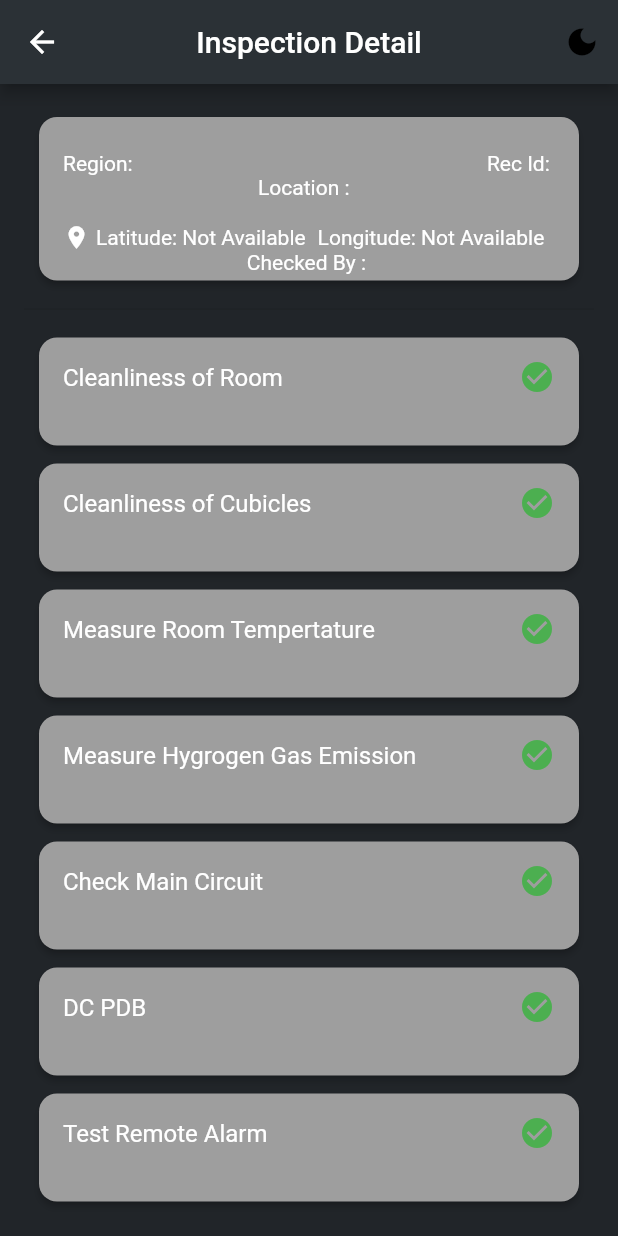
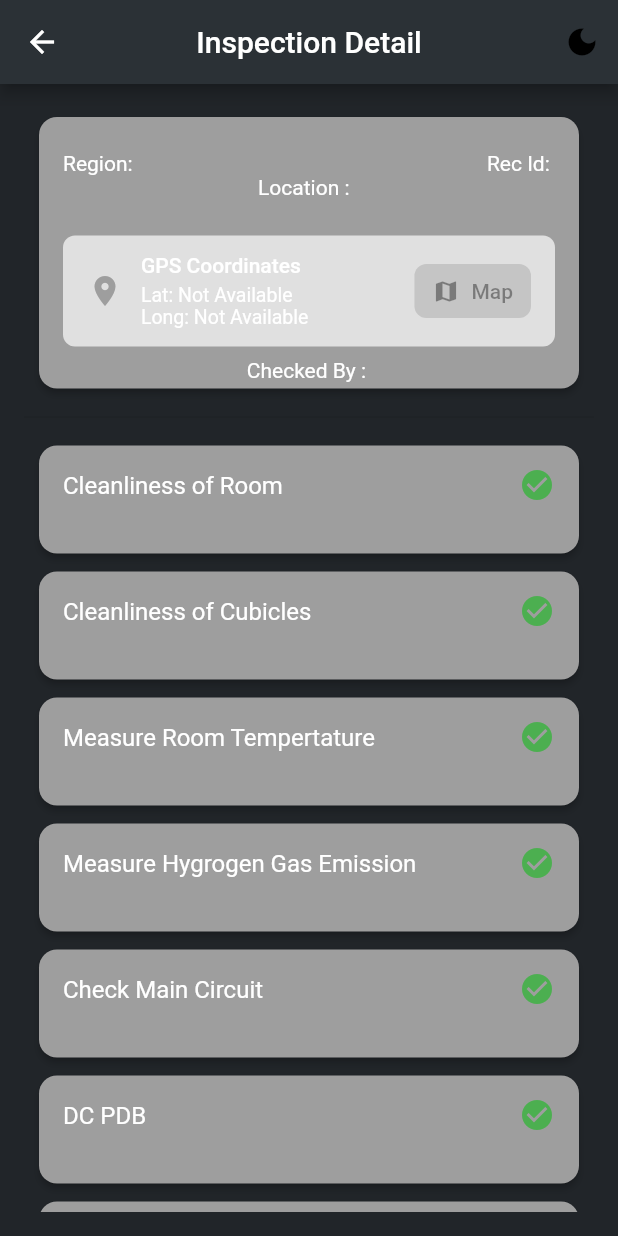
Before and after one commit to JMNaveeth/SLT_First_Project, a Flutter app: the RecInspectionDetailPage screen opened directly with empty values, on a phone screen of 412 x 824 dp. Run offline on Flutter 3.47's test engine with Material 3 defaults, Android fonts, the phone set to English and light mode, and no system bars; our stand-ins replace another_flushbar, flutter_form_builder, form_builder_validators, geolocator, shared_preferences; accounts and stored records are empty.

Commit message:
Refactor: Add SmartGPSRibbon widget for improved GPS location display and handling

```diff
--- a/lib/Rectifier/RectifierInspectionView/rec_inspection_details_page.dart
+++ b/lib/Rectifier/RectifierInspectionView/rec_inspection_details_page.dart
@@ -4,6 +4,7 @@ import 'package:theme_update/Rectifier/RectifierInspectionView/rec_inspection_da
 import 'package:theme_update/theme_provider.dart';
 import 'package:theme_update/theme_toggle_button.dart';
 import 'package:theme_update/utils/utils/colors.dart';
+import 'package:theme_update/widgets/SmartGPSRibbon.dart';
 // import 'package:rectifier2/rec_inspection_data3.dart';
 //import '../../../HomePage/widgets/colors.dart';
 
@@ -103,25 +104,11 @@ class RecInspectionDetailPage extends StatelessWidget {
                           )
                           : SizedBox.shrink(),
                       // --- ADD THIS BLOCK FOR GPS ---
-                      Row(
-                        children: [
-                          Icon(
-                            Icons.location_on,
-                            color: customColors.subTextColor,
-                            size: 18,
-                          ),
-                          SizedBox(width: 4),
-                          Text(
-                            "Latitude: ${inspectionData.Latitude != 0.0 ? inspectionData.Latitude : "Not Available"}",
-                            style: TextStyle(color: customColors.subTextColor),
-                          ),
-                          SizedBox(width: 8),
-                          Text(
-                            "Longitude: ${inspectionData.Longitude != 0.0 ? inspectionData.Longitude : "Not Available"}",
-                            style: TextStyle(color: customColors.subTextColor),
-                          ),
-                        ],
-                      ), // --- END GPS BLOCK ---
+                    SmartGPSRibbon(
+  latitude: inspectionData.Latitude,
+  longitude: inspectionData.Longitude,
+  region: inspectionData.region,
+), // --- END GPS BLOCK ---
                       Text(
                         "Checked By : ${inspectionData.userName}",
                         style: TextStyle(color: customColors.subTextColor),
--- /dev/null
+++ b/lib/widgets/SmartGPSRibbon.dart
@@ -0,0 +1,78 @@
+import 'package:flutter/material.dart';
+import 'package:theme_update/widgets/gps_tag_widget.dart';
+import 'package:theme_update/widgets/gps_location_ribbon.dart';
+
+class SmartGPSRibbon extends StatefulWidget {
+  final double? latitude;
+  final double? longitude;
+  final String region;
+  final Function(double latitude, double longitude)? onLocationUpdated;
+
+  const SmartGPSRibbon({
+    Key? key,
+    this.latitude,
+    this.longitude,
+    required this.region,
+    this.onLocationUpdated,
+  }) : super(key: key);
+
+  @override
+  _SmartGPSRibbonState createState() => _SmartGPSRibbonState();
+}
+
+class _SmartGPSRibbonState extends State<SmartGPSRibbon> {
+  double? _latitude;
+  double? _longitude;
+
+  @override
+  void initState() {
+    super.initState();
+    _latitude = widget.latitude;
+    _longitude = widget.longitude;
+  }
+
+  void _onLocationFound(double lat, double lng) {
+    setState(() {
+      _latitude = lat;
+      _longitude = lng;
+    });
+
+    if (widget.onLocationUpdated != null) {
+      widget.onLocationUpdated!(lat, lng);
+    }
+  }
+
+  @override
+  Widget build(BuildContext context) {
+    final bool isHQorWEL = widget.region.trim().toUpperCase() == 'HQ' ||
+                           widget.region.trim().toUpperCase() == 'WEL';
+
+    // If we have coordinates or we're in HQ/WEL, just show the ribbon
+    if ((_latitude != null && _longitude != null) || isHQorWEL) {
+      return GPSLocationRibbon(
+        latitude: _latitude,
+        longitude: _longitude,
+        showMapButton: !isHQorWEL,
+      );
+    }
+
+    // Otherwise, use the GPS tag widget to capture location
+    return Column(
+      children: [
+        ReusableGPSWidget(
+          onLocationFound: _onLocationFound,
+          region: widget.region,
+          customButtonColor: Colors.blue,
+        ),
+        if (_latitude != null && _longitude != null)
+          Padding(
+            padding: const EdgeInsets.only(top: 8.0),
+            child: GPSLocationRibbon(
+              latitude: _latitude,
+              longitude: _longitude,
+            ),
+          ),
+      ],
+    );
+  }
+}
--- a/pubspec.yaml
+++ b/pubspec.yaml
@@ -40,7 +40,7 @@ dependencies:
   flutter_form_builder: ^10.0.1
   form_builder_validators: any
   provider: ^6.0.5
-  url_launcher: ^6.1.7
+  url_launcher: ^6.1.12
   shared_preferences: ^2.0.15
   geolocator: ^10.1.0
 
```
